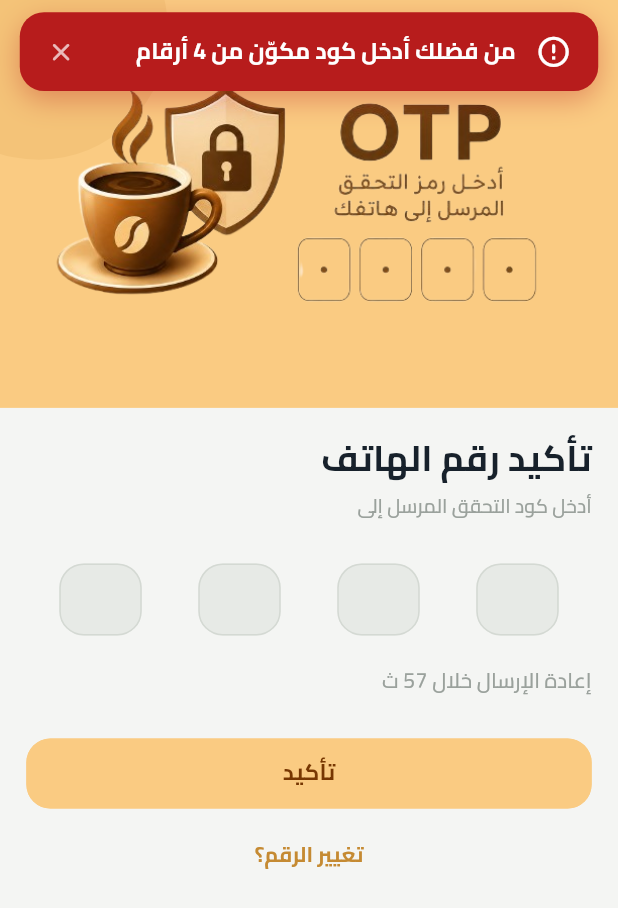
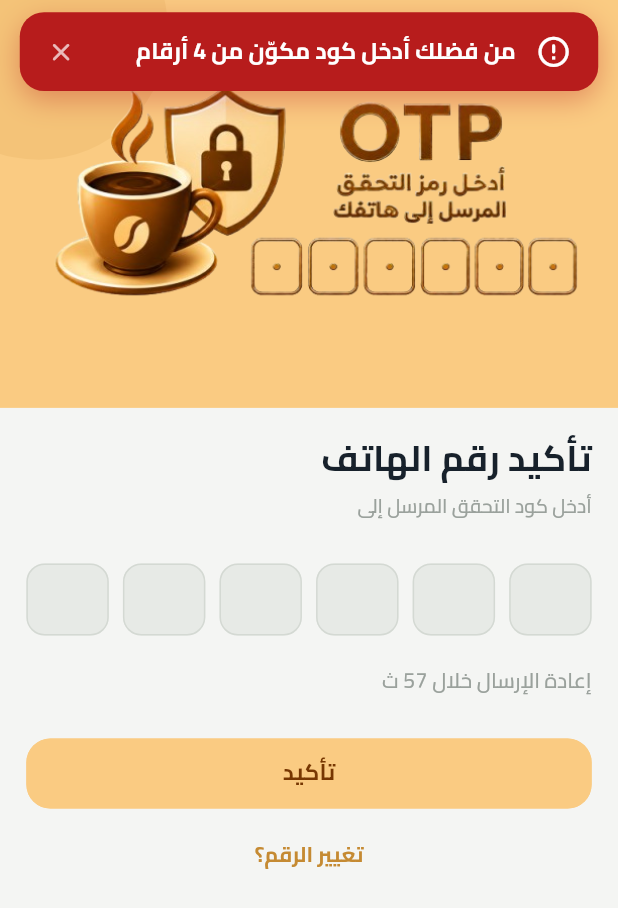
Before and after one commit to Matrix-Clouds-App2/cafecash, a Flutter app: the OtpScreen screen opened by its route, after a tap on "تأكيد", on a phone screen of 412 x 824 dp. Shown: the top 908 px of the screen. Run offline on Flutter 3.47's test engine with Material 3 defaults, Android fonts, the phone set to English and light mode, and no system bars; our stand-ins replace connectivity_plus, dio, easy_localization, equatable, firebase_core, flutter_bloc and 10 more; missing offline and left inert: gif; accounts and stored records are empty; generated files the repository leaves out were written again.

Commit message:
Update OTP input length to 6 digits and adjust padding and border radius

```diff
--- a/lib/features/auth/presentation/otp_screen.dart
+++ b/lib/features/auth/presentation/otp_screen.dart
@@ -30,7 +30,7 @@ class _OtpScreenState extends State<OtpScreen> {
   bool _loading = false;
 
   Future<void> _verify() async {
-    if (_code.length != 4) {
+    if (_code.length != 6) {
       AppOverlay.showError(LocaleKeys.otp_invalidCode.tr());
       return;
     }
@@ -78,7 +78,7 @@ class _OtpScreenState extends State<OtpScreen> {
     // Auto-submit the moment the 4th digit lands — no need to wait for a
     // manual tap on "تأكيد". `_loading` guard stops a stray re-trigger (e.g.
     // editing a digit again) from firing a second request mid-flight.
-    if (code.length == 4 && !_loading) {
+    if (code.length == 6 && !_loading) {
       FocusScope.of(context).unfocus();
       _verify();
     }
--- a/lib/features/auth/presentation/widgets/otp_code_row.dart
+++ b/lib/features/auth/presentation/widgets/otp_code_row.dart
@@ -6,7 +6,7 @@ import 'package:flutter_screenutil/flutter_screenutil.dart';
 import '../../../../core/utils/app_colors.dart';
 
 class OtpCodeRow extends StatefulWidget {
-  const OtpCodeRow({super.key, this.length = 4, required this.onChanged});
+  const OtpCodeRow({super.key, this.length = 6, required this.onChanged});
 
   final int length;
   final ValueChanged<String> onChanged;
@@ -56,7 +56,7 @@ class _OtpCodeRowState extends State<OtpCodeRow> {
     return Directionality(
       textDirection: TextDirection.ltr,
       child: Padding(
-        padding: 20.paddingHorizontal,
+        padding: 0.paddingHorizontal,
         child: Row(
           mainAxisAlignment: MainAxisAlignment.spaceBetween,
           children: List.generate(widget.length, (index) {
@@ -85,15 +85,15 @@ class _OtpCodeRowState extends State<OtpCodeRow> {
                   contentPadding: EdgeInsets.zero,
                   fillColor: fillColor,
                   border: OutlineInputBorder(
-                    borderRadius: BorderRadius.circular(16.r),
+                    borderRadius: BorderRadius.circular(12.r),
                     borderSide: const BorderSide(color: borderColor),
                   ),
                   enabledBorder: OutlineInputBorder(
-                    borderRadius: BorderRadius.circular(16.r),
+                    borderRadius: BorderRadius.circular(12.r),
                     borderSide: const BorderSide(color: borderColor),
                   ),
                   focusedBorder: OutlineInputBorder(
-                    borderRadius: BorderRadius.circular(16.r),
+                    borderRadius: BorderRadius.circular(12.r),
                     borderSide: BorderSide(
                         color: AppColors.primaryColor.themeColor, width: 1.2),
                   ),
```
Also changed, not shown: assets/images/otp.png.
